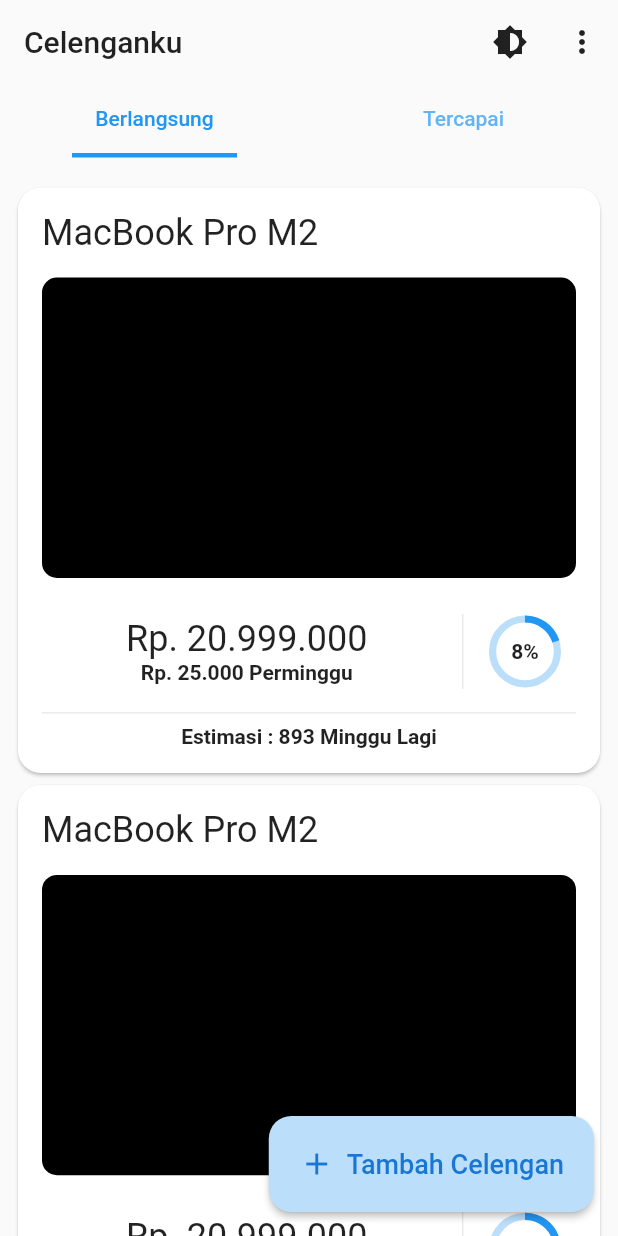
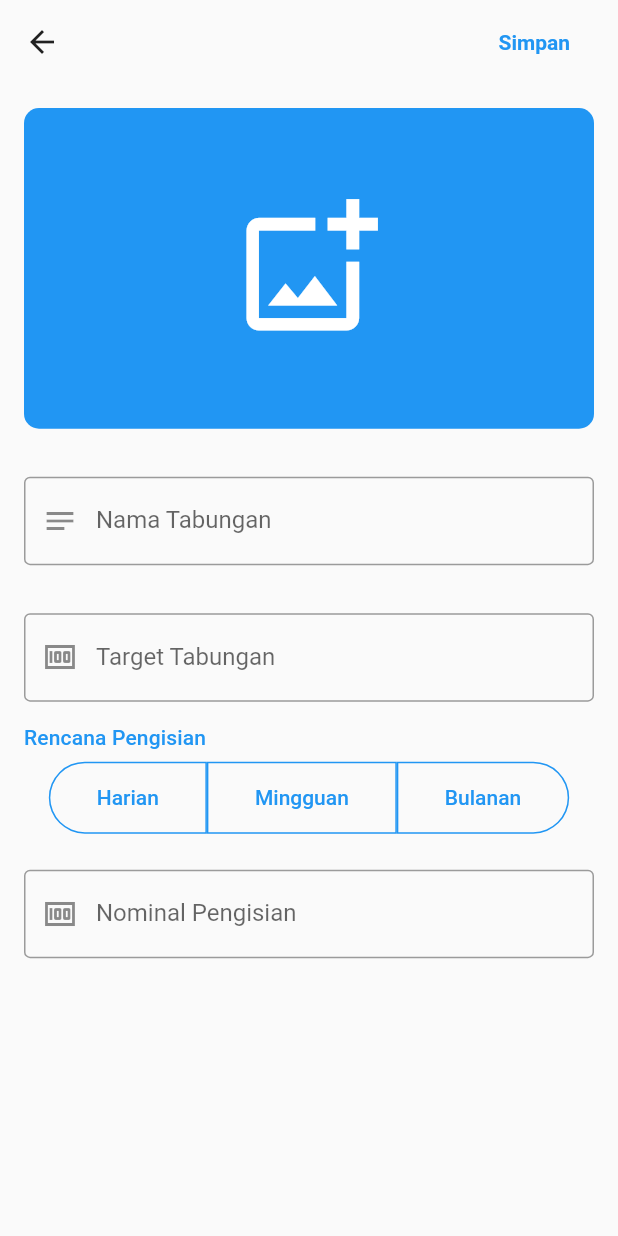
Before and after one commit to ikhsan3adi/flutter-celenganku-clone, a Flutter app: the screen it shows after launch, after a tap on "Tambah Celengan", on a phone screen of 412 x 824 dp. Run offline on Flutter 3.47's test engine with Material 2 defaults, Android fonts, the phone set to English and light mode, and no system bars; our stand-ins replace flutter_bloc, hydrated_bloc.

Commit message:
Add tambah celengan page
extract card widget
dark theme
fix primary color

```diff
--- /dev/null
+++ b/lib/add_wish/add_wish.dart
@@ -0,0 +1 @@
+export 'view/view.dart';
--- /dev/null
+++ b/lib/add_wish/view/add_wish_page.dart
@@ -0,0 +1,41 @@
+import 'package:celenganku_app_clone/add_wish/add_wish.dart';
+import 'package:flutter/material.dart';
+
+class AddWishPage extends StatelessWidget {
+  const AddWishPage({super.key});
+
+  static Route<void> route() {
+    return MaterialPageRoute<void>(
+      settings: const RouteSettings(name: '/add_wish'),
+      builder: (_) => const AddWishPage(),
+    );
+  }
+
+  @override
+  Widget build(BuildContext context) {
+    ThemeData theme = Theme.of(context);
+    return Scaffold(
+      appBar: AppBar(
+        elevation: 0,
+        backgroundColor: Colors.transparent,
+        foregroundColor: theme.textTheme.bodyLarge!.color,
+        actions: [
+          Padding(
+            padding: const EdgeInsets.symmetric(horizontal: 8, vertical: 8),
+            child: TextButton(
+              style: TextButton.styleFrom(
+                padding: const EdgeInsets.symmetric(vertical: 0, horizontal: 24),
+                shape: RoundedRectangleBorder(
+                  borderRadius: BorderRadius.circular(20),
+                ),
+              ),
+              onPressed: () {},
+              child: const Text("Simpan", style: TextStyle(fontWeight: FontWeight.bold)),
+            ),
+          ),
+        ],
+      ),
+      body: const AddWishScreen(),
+    );
+  }
+}
--- /dev/null
+++ b/lib/add_wish/view/add_wish_screen.dart
@@ -0,0 +1,125 @@
+import 'package:flutter/material.dart';
+
+class AddWishScreen extends StatelessWidget {
+  const AddWishScreen({super.key});
+
+  @override
+  Widget build(BuildContext context) {
+    ThemeData theme = Theme.of(context);
+    return Padding(
+      padding: const EdgeInsets.symmetric(horizontal: 16),
+      child: Form(
+        child: Column(
+          crossAxisAlignment: CrossAxisAlignment.start,
+          children: [
+            Padding(
+              padding: const EdgeInsets.symmetric(vertical: 16),
+              child: AspectRatio(
+                aspectRatio: 16 / 9,
+                child: InkWell(
+                  child: Container(
+                    decoration: BoxDecoration(
+                      color: theme.colorScheme.primary,
+                      borderRadius: BorderRadius.circular(10),
+                    ),
+                    child: Center(
+                      child: Icon(
+                        Icons.add_photo_alternate_outlined,
+                        size: 100,
+                        color: theme.colorScheme.onPrimary,
+                      ),
+                    ),
+                  ),
+                ),
+              ),
+            ),
+            const _MyTextFormField(
+              labelText: 'Nama Tabungan',
+              prefixIcon: Icons.notes,
+            ),
+            const _MyTextFormField(
+              labelText: 'Target Tabungan',
+              prefixIcon: Icons.money,
+            ),
+            Text(
+              "Rencana Pengisian",
+              style: theme.textTheme.titleSmall?.copyWith(color: theme.colorScheme.primary),
+            ),
+            Padding(
+              padding: const EdgeInsets.all(8.0),
+              child: Row(
+                mainAxisAlignment: MainAxisAlignment.center,
+                children: const [
+                  _CustomRadioOutlinedButton(
+                    borderRadius: BorderRadius.horizontal(left: Radius.circular(50)),
+                    labelText: 'Harian',
+                  ),
+                  _CustomRadioOutlinedButton(
+                    borderRadius: null,
+                    labelText: 'Mingguan',
+                  ),
+                  _CustomRadioOutlinedButton(
+                    borderRadius: BorderRadius.horizontal(right: Radius.circular(50)),
+                    labelText: 'Bulanan',
+                  ),
+                ],
+              ),
+            ),
+            const _MyTextFormField(
+              labelText: 'Nominal Pengisian',
+              prefixIcon: Icons.money,
+            ),
+          ],
+        ),
+      ),
+    );
+  }
+}
+
+class _MyTextFormField extends StatelessWidget {
+  const _MyTextFormField({required this.labelText, required this.prefixIcon});
+
+  final IconData prefixIcon;
+  final String labelText;
+
+  @override
+  Widget build(BuildContext context) {
+    return Padding(
+      padding: const EdgeInsets.symmetric(vertical: 16),
+      child: TextFormField(
+        decoration: InputDecoration(
+          border: const OutlineInputBorder(),
+          prefixIcon: Icon(prefixIcon),
+          label: Text(labelText),
+        ),
+      ),
+    );
+  }
+}
+
+class _CustomRadioOutlinedButton extends StatelessWidget {
+  const _CustomRadioOutlinedButton({required this.borderRadius, required this.labelText});
+
+  final String labelText;
+  final BorderRadius? borderRadius;
+
+  @override
+  Widget build(BuildContext context) {
+    ThemeData theme = Theme.of(context);
+    return OutlinedButton(
+      onPressed: () {},
+      style: OutlinedButton.styleFrom(
+        // backgroundColor: theme.colorScheme.background,
+        // foregroundColor: theme.colorScheme.onBackground,
+        side: BorderSide(color: theme.colorScheme.primary),
+        shape: RoundedRectangleBorder(
+          borderRadius: borderRadius ?? BorderRadius.zero,
+        ),
+      ),
+      child: Padding(
+        padding: const EdgeInsets.all(16),
+        child: Text(labelText),
+      ),
+    );
+  }
+}
--- /dev/null
+++ b/lib/add_wish/view/view.dart
@@ -0,0 +1,2 @@
+export 'add_wish_page.dart';
+export 'add_wish_screen.dart';
--- a/lib/home/view/home_page.dart
+++ b/lib/home/view/home_page.dart
@@ -6,6 +6,11 @@
 
   @override
   Widget build(BuildContext context) {
-    return const MaterialApp(home: HomeScreen());
+    return MaterialApp(
+      home: const HomeScreen(),
+      theme: ThemeData(),
+      darkTheme: ThemeData(brightness: Brightness.dark),
+      themeMode: ThemeMode.light,
+    );
   }
 }
--- a/lib/home/view/home_screen.dart
+++ b/lib/home/view/home_screen.dart
@@ -48,8 +48,8 @@
           )
         ],
         bottom: TabBar(
-          labelColor: theme.primaryColor,
-          indicatorColor: theme.primaryColor,
+          labelColor: theme.colorScheme.primary,
+          indicatorColor: theme.colorScheme.primary,
           indicatorPadding: const EdgeInsets.symmetric(horizontal: 48),
           indicatorWeight: 3,
           controller: _tabController,
--- a/lib/on_going/on_going.dart
+++ b/lib/on_going/on_going.dart
@@ -1 +1,2 @@
 export 'view/view.dart';
+export 'widget/widget.dart';
--- a/lib/on_going/view/on_going_page.dart
+++ b/lib/on_going/view/on_going_page.dart
@@ -1,3 +1,4 @@
+import 'package:celenganku_app_clone/add_wish/add_wish.dart';
 import 'package:celenganku_app_clone/on_going/on_going.dart';
 import 'package:flutter/material.dart';
 
@@ -10,15 +11,17 @@
     return Scaffold(
       body: const OnGoingScreen(),
       floatingActionButton: ElevatedButton.icon(
-        onPressed: () {},
+        onPressed: () {
+          Navigator.push(context, AddWishPage.route());
+        },
         style: ElevatedButton.styleFrom(
-          backgroundColor: theme.primaryColorLight,
-          foregroundColor: theme.primaryColorDark,
+          backgroundColor: theme.colorScheme.primary,
+          foregroundColor: theme.colorScheme.onPrimary,
           shape: RoundedRectangleBorder(borderRadius: BorderRadius.circular(15)),
           padding: const EdgeInsets.all(20),
         ),
         icon: const Icon(Icons.add),
-        label: const Text("Tambah Celengan", style: TextStyle(fontSize: 18)),
+        label: const Text("Tambah Celengan", style: TextStyle(fontSize: 18, fontWeight: FontWeight.bold)),
       ),
     );
   }
--- a/lib/on_going/view/on_going_screen.dart
+++ b/lib/on_going/view/on_going_screen.dart
@@ -1,3 +1,4 @@
+import 'package:celenganku_app_clone/on_going/on_going.dart';
 import 'package:flutter/material.dart';
 
 class OnGoingScreen extends StatelessWidget {
@@ -5,76 +6,13 @@
 
   @override
   Widget build(BuildContext context) {
-    ThemeData theme = Theme.of(context);
     return Padding(
-      padding: const EdgeInsets.only(top: 16, right: 8, left: 8),
+      padding: const EdgeInsets.symmetric(horizontal: 16),
       child: ListView.builder(
         shrinkWrap: true,
         itemCount: 3,
         itemBuilder: (context, index) {
-          return Card(
-            shape: RoundedRectangleBorder(borderRadius: BorderRadius.circular(15)),
-            child: Padding(
-              padding: const EdgeInsets.all(16),
-              child: Column(
-                children: [
-                  Row(
-                    children: const [
-                      Text("MacBook Pro M2", style: TextStyle(fontSize: 24)),
-                    ],
-                  ),
-                  Padding(
-                    padding: const EdgeInsets.symmetric(vertical: 16),
-                    child: AspectRatio(
-                      aspectRatio: 16 / 9,
-                      child: Container(
-                        decoration: BoxDecoration(
-                          color: Colors.black,
-                          borderRadius: BorderRadius.circular(10),
-                        ),
-                      ),
-                    ),
-                  ),
-                  Padding(
-                    padding: const EdgeInsets.symmetric(vertical: 8),
-                    child: Row(
-                      children: [
-                        Expanded(
-                          child: Column(
-                            children: const [
-                              Text("Rp. 20.999.000", style: TextStyle(fontSize: 24)),
-                              Text("Rp. 25.000 Perminggu", style: TextStyle(fontWeight: FontWeight.bold)),
-                            ],
-                          ),
-                        ),
-                        const SizedBox(height: 50, width: 15, child: VerticalDivider()),
-                        Padding(
-                          padding: const EdgeInsets.symmetric(horizontal: 16),
-                          child: Stack(
-                            alignment: Alignment.center,
-                            children: [
-                              Transform.scale(
-                                scale: 1.2,
-                                child: CircularProgressIndicator.adaptive(
-                                  value: 0.2,
-                                  backgroundColor: theme.primaryColorLight,
-                                ),
-                              ),
-                              const Text("8%", style: TextStyle(fontWeight: FontWeight.bold)),
-                            ],
-                          ),
-                        ),
-                      ],
-                    ),
-                  ),
-                  const Divider(),
-                  const Center(
-                    child: Text("Estimasi : 893 Minggu Lagi", style: TextStyle(fontWeight: FontWeight.bold)),
-                  )
-                ],
-              ),
-            ),
-          );
+          return const WishItemCard();
         },
       ),
     );
--- /dev/null
+++ b/lib/on_going/widget/widget.dart
@@ -0,0 +1 @@
+export 'wish_item_card.dart';
--- /dev/null
+++ b/lib/on_going/widget/wish_item_card.dart
@@ -0,0 +1,91 @@
+import 'package:flutter/material.dart';
+
+class WishItemCard extends StatelessWidget {
+  const WishItemCard({super.key});
+
+  @override
+  Widget build(BuildContext context) {
+    ThemeData theme = Theme.of(context);
+    return Padding(
+      padding: const EdgeInsets.symmetric(vertical: 16),
+      child: Stack(
+        children: [
+          Card(
+            margin: EdgeInsets.zero,
+            shape: RoundedRectangleBorder(borderRadius: BorderRadius.circular(15)),
+            child: Padding(
+              padding: const EdgeInsets.all(16),
+              child: Column(
+                children: [
+                  Row(
+                    children: const [
+                      Text("MacBook Pro M2", style: TextStyle(fontSize: 24)),
+                    ],
+                  ),
+                  Padding(
+                    padding: const EdgeInsets.symmetric(vertical: 16),
+                    child: AspectRatio(
+                      aspectRatio: 16 / 9,
+                      child: Container(
+                        decoration: BoxDecoration(
+                          color: Colors.black,
+                          borderRadius: BorderRadius.circular(10),
+                        ),
+                      ),
+                    ),
+                  ),
+                  Padding(
+                    padding: const EdgeInsets.symmetric(vertical: 8),
+                    child: Row(
+                      children: [
+                        Expanded(
+                          child: Column(
+                            children: const [
+                              Text("Rp. 20.999.000", style: TextStyle(fontSize: 24)),
+                              Text("Rp. 25.000 Perminggu", style: TextStyle(fontWeight: FontWeight.bold)),
+                            ],
+                          ),
+                        ),
+                        const SizedBox(height: 50, width: 15, child: VerticalDivider()),
+                        Padding(
+                          padding: const EdgeInsets.symmetric(horizontal: 16),
+                          child: Stack(
+                            alignment: Alignment.center,
+                            children: [
+                              Transform.scale(
+                                scale: 1.2,
+                                child: CircularProgressIndicator.adaptive(
+                                  value: 0.2,
+                                  backgroundColor: theme.primaryColorLight,
+                                ),
+                              ),
+                              const Text("8%", style: TextStyle(fontWeight: FontWeight.bold)),
+                            ],
+                          ),
+                        ),
+                      ],
+                    ),
+                  ),
+                  const Divider(),
+                  const Center(
+                    child: Text("Estimasi : 893 Minggu Lagi", style: TextStyle(fontWeight: FontWeight.bold)),
+                  )
+                ],
+              ),
+            ),
+          ),
+          Positioned.fill(
+            child: Material(
+              color: Colors.transparent,
+              child: InkWell(
+                splashColor: theme.colorScheme.primary.withOpacity(0.2),
+                borderRadius: BorderRadius.circular(15),
+                onTap: () {},
+              ),
+            ),
+          )
+        ],
+      ),
+    );
+  }
+}
```
